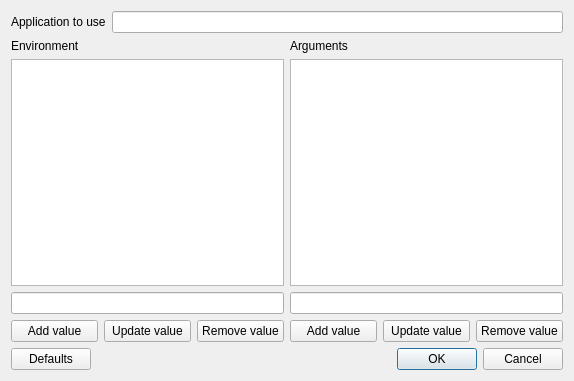
Old version of the form src/previewSettings.ui in the repository smunaut/v4l2ucp-qt5.
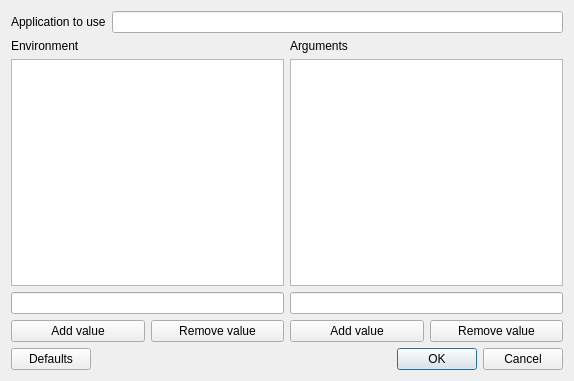
New version of the form.

Commit message: UI in previewSettingsDialog works. It's time to integrate it with settings

The edit to the form file:
```diff
--- a/src/previewSettings.ui
+++ b/src/previewSettings.ui
@@ -56,13 +56,6 @@
              </property>
             </widget>
            </item>
-           <item>
-            <widget class="QPushButton" name="updateEnvBut">
-             <property name="text">
-              <string>Update value</string>
-             </property>
-            </widget>
-           </item>
            <item>
             <widget class="QPushButton" name="removeEnvBut">
              <property name="text">
@@ -98,13 +91,6 @@
              </property>
             </widget>
            </item>
-           <item>
-            <widget class="QPushButton" name="updateArgBut">
-             <property name="text">
-              <string>Update value</string>
-             </property>
-            </widget>
-           </item>
            <item>
             <widget class="QPushButton" name="removeArgBut">
              <property name="text">
```
Left out of the diff: 12 changed lines with no effect on the pictures. The commit also changes 2 other files.
